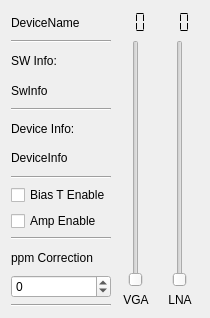
Qt form src/devices/forms/hackrf-widget.ui (tomneda/DABstar) before a commit.
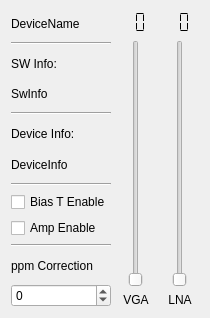
The same form after that commit.

```diff
--- a/src/devices/forms/hackrf-widget.ui
+++ b/src/devices/forms/hackrf-widget.ui
@@ -113,13 +113,6 @@
        </property>
       </widget>
      </item>
-     <item>
-      <widget class="Line" name="line_5">
-       <property name="orientation">
-        <enum>Qt::Horizontal</enum>
-       </property>
-      </widget>
-     </item>
     </layout>
    </item>
    <item>
```
Left out of the diff: 24 changed lines with no effect on the pictures.
